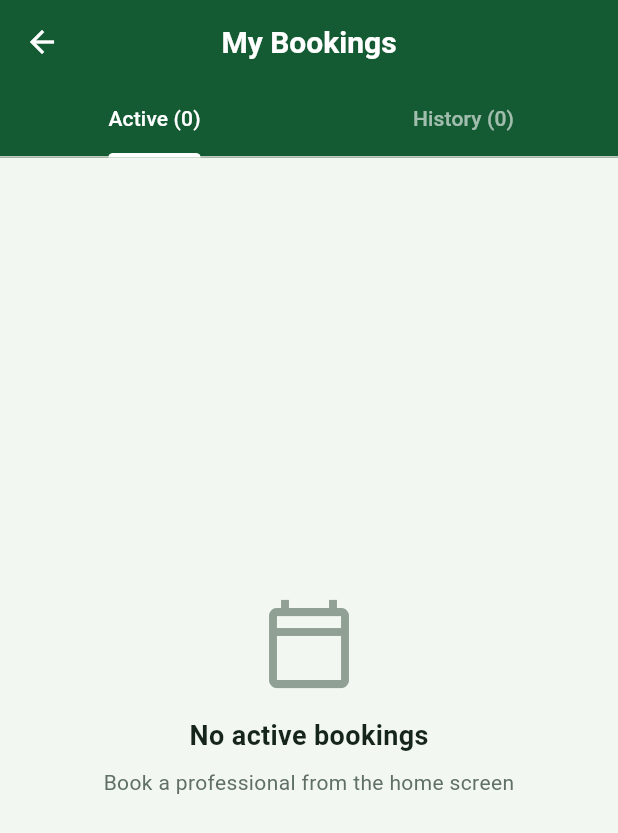
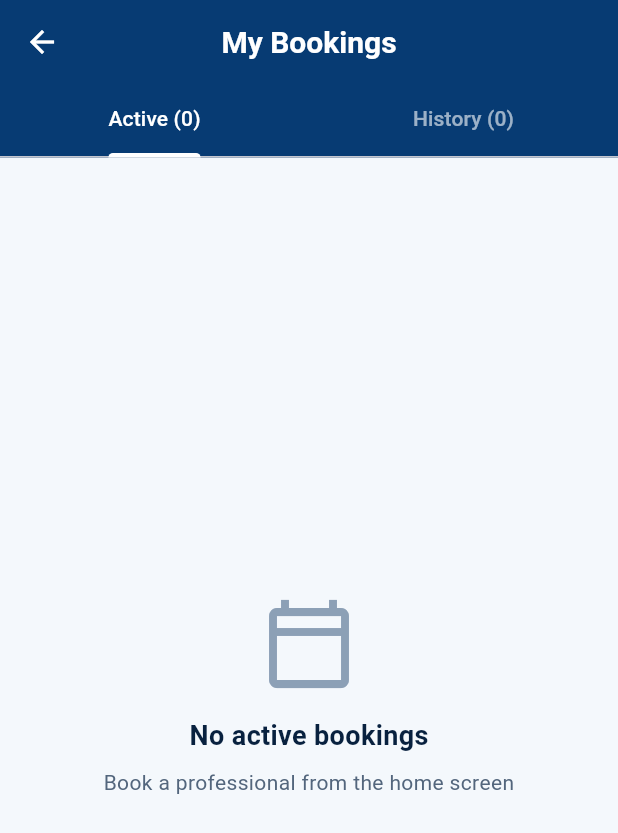
Before and after one commit to huzafanaeem3555-sketch/professionals, a Flutter app: the CustomerHomeScreen screen opened by its route, after a tap on the "receipt long" icon, on a phone screen of 412 x 824 dp. Shown: the top 833 px of the screen. Run offline on Flutter 3.47's test engine with Material 3 defaults, Android fonts, the phone set to English and light mode, and no system bars; our stand-ins replace dio, firebase_auth, firebase_core, firebase_database, firebase_messaging, flutter_local_notifications and 6 more; accounts and stored records are empty; network calls fail.

Commit message:
Apply Hirepro branding and navy theme

```diff
--- a/lib/screens/admin_login_screen.dart
+++ b/lib/screens/admin_login_screen.dart
@@ -65,7 +65,7 @@ class _AdminLoginScreenState extends State<AdminLoginScreen> {
               gradient: LinearGradient(
                 begin: Alignment.topCenter,
                 end: Alignment.bottomCenter,
-                colors: [Color(0xFFE7F2E4), AppColors.background],
+                colors: [AppColors.surfaceLight, AppColors.background],
               ),
             ),
             child: Form(
--- a/lib/screens/customer_home_screen.dart
+++ b/lib/screens/customer_home_screen.dart
@@ -919,7 +919,7 @@ class _CustomerHomeScreenState extends State<CustomerHomeScreen>
                             colors: [
                               AppColors.primaryDark,
                               AppColors.primary,
-                              Color(0xFF6366F1),
+                              AppColors.primaryLight,
                             ],
                             begin: Alignment.topLeft,
                             end: Alignment.bottomRight,
--- a/lib/utils/app_theme.dart
+++ b/lib/utils/app_theme.dart
@@ -30,13 +30,13 @@ class AppTheme {
           fontSize: 30,
           fontWeight: FontWeight.w800,
           color: AppColors.textPrimary,
-          letterSpacing: -0.7,
+          letterSpacing: 0,
         ),
         headlineSmall: TextStyle(
           fontSize: 24,
           fontWeight: FontWeight.w800,
           color: AppColors.textPrimary,
-          letterSpacing: -0.4,
+          letterSpacing: 0,
         ),
         titleLarge: TextStyle(
           fontSize: 20,
@@ -104,7 +104,7 @@ class AppTheme {
         ),
         shape: RoundedRectangleBorder(
           borderRadius: BorderRadius.circular(radius),
-          side: const BorderSide(color: AppColors.divider),
+          side: const BorderSide(color: AppColors.primary),
         ),
       ),
       inputDecorationTheme: InputDecorationTheme(
--- a/lib/utils/constants.dart
+++ b/lib/utils/constants.dart
@@ -136,22 +136,22 @@ class ApiConstants {
 
 /// App Colors
 class AppColors {
-  static const Color primary = Color(0xFF145A32);
-  static const Color primaryLight = Color(0xFF2F7D4A);
-  static const Color primaryDark = Color(0xFF0B3D2E);
-  static const Color accent = Color(0xFFD6A437);
-  static const Color success = Color(0xFF168A4A);
+  static const Color primary = Color(0xFF073B73);
+  static const Color primaryLight = Color(0xFF1E5F9F);
+  static const Color primaryDark = Color(0xFF041E3F);
+  static const Color accent = Color(0xFFF2C94C);
+  static const Color success = Color(0xFF0F8A5F);
   static const Color warning = Color(0xFFF59E0B);
-  static const Color error = Color(0xFFEF4444);
-  static const Color background = Color(0xFFF3F7F1);
-  static const Color surfaceLight = Color(0xFFEAF2E8);
-  static const Color textPrimary = Color(0xFF16251B);
-  static const Color textSecondary = Color(0xFF607064);
-  static const Color textLight = Color(0xFF91A094);
-  static const Color divider = Color(0xFFD9E5D7);
+  static const Color error = Color(0xFFDC2626);
+  static const Color background = Color(0xFFF4F8FC);
+  static const Color surfaceLight = Color(0xFFEAF2FA);
+  static const Color textPrimary = Color(0xFF08213F);
+  static const Color textSecondary = Color(0xFF53667D);
+  static const Color textLight = Color(0xFF8CA0B6);
+  static const Color divider = Color(0xFFD8E4F0);
   static const Color star = Color(0xFFFBBF24);
-  static const Color groqPurple = Color(0xFF7C3AED);
-  static const Color available = Color(0xFF168A4A);
+  static const Color groqPurple = Color(0xFF073B73);
+  static const Color available = Color(0xFF0F8A5F);
   static const Color unavailable = Color(0xFF94A3B8);
 }
 
--- a/lib/widgets/app_logo.dart
+++ b/lib/widgets/app_logo.dart
@@ -39,8 +39,8 @@ class AppLogo extends StatelessWidget {
       child: ClipRRect(
         borderRadius: BorderRadius.circular((radius ?? size * 0.18) - 4),
         child: Image.asset(
-          'assets/images/logo.jpg',
-          fit: BoxFit.cover,
+          'assets/images/logo.png',
+          fit: BoxFit.contain,
         ),
       ),
     );
```
Also changed, not shown: lib/screens/admin_dashboard.dart (+70 -49 lines), lib/screens/chat_screen.dart (+31 -26 lines), assets/images/logo.jpg (deleted), assets/images/logo.png (added), 20 other files.
